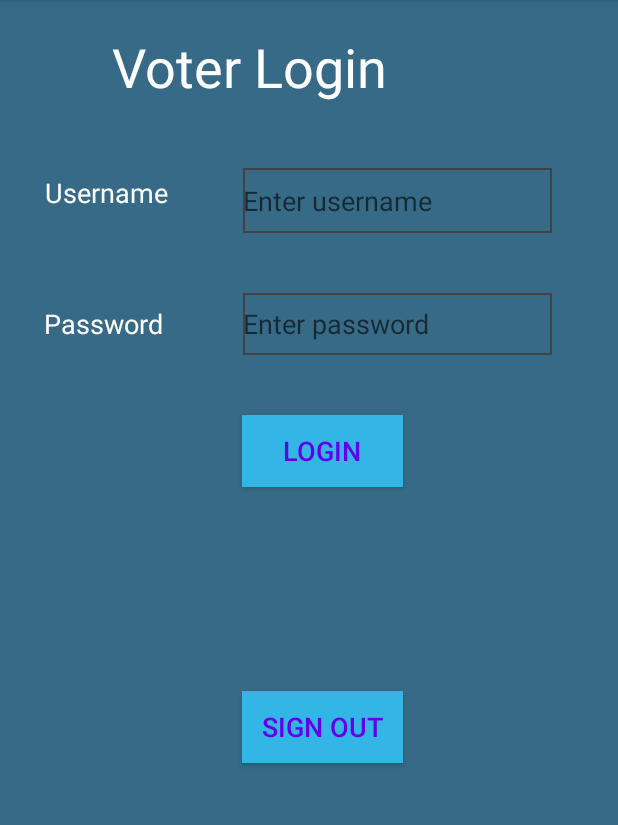
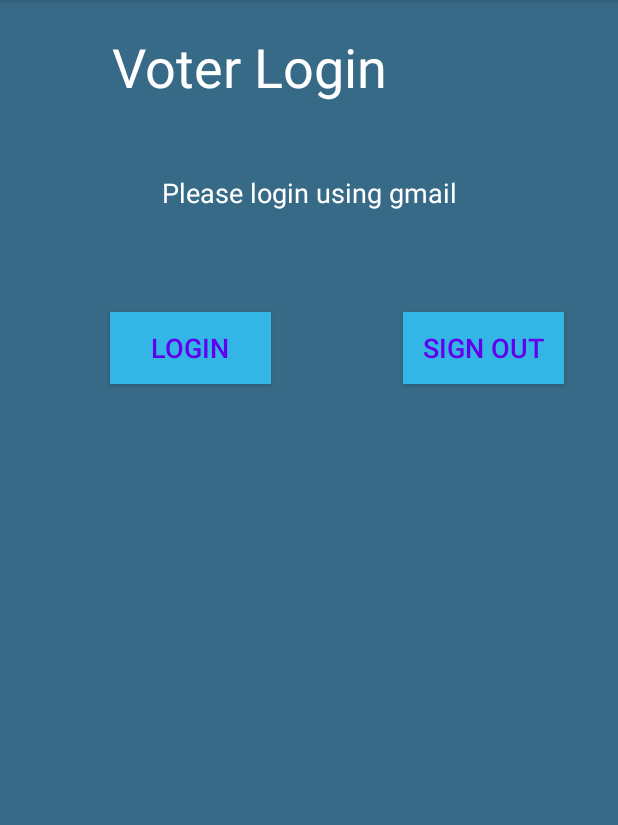
Before and after one commit to surendralodhi9/e-Voting-App, an Android app: the LoginActivity screen opened directly, with no data from a screen before it, on a phone screen of 412 x 824 dp, the part 84-909 px from its top. Run offline under Robolectric (Android 15) with nearby library versions, the phone set to English and light mode, and no system bars; our stand-ins replace Firebase (no records; nobody signed in at launch, a user with empty details on screens opened directly).

Commit message:
Update 9

```diff
--- a/eVotingApp/app/src/main/AndroidManifest.xml
+++ b/eVotingApp/app/src/main/AndroidManifest.xml
@@ -12,7 +12,9 @@
         android:roundIcon="@mipmap/ic_launcher_round"
         android:supportsRtl="true"
         android:theme="@style/AppTheme">
-        <activity android:name=".VotecastActivity"></activity>
+        <activity android:name=".VotecastActivity"
+               android:parentActivityName=".LoginActivity">
+        </activity>
         <activity android:name=".RegisterVoterActivity" />
         <activity
             android:name=".UpdateActivity"
--- a/eVotingApp/app/src/main/java/com/example/evotingapp/AdminHomeActivity.java
+++ b/eVotingApp/app/src/main/java/com/example/evotingapp/AdminHomeActivity.java
@@ -38,9 +38,11 @@ public class AdminHomeActivity extends AppCompatActivity {
             @Override
             public void onClick(View view) {
 
+
                 Intent intent=new Intent(getApplicationContext(),ModifyCandidateActivity.class);
                 intent.putExtra("adminusername",welcomeUsername.getText().toString());
                 startActivity(intent);
+                System.out.println("hhhhhhhhhhhhhhhhh");
             }
         });
         registerVoterButton.setOnClickListener(new View.OnClickListener() {
@@ -62,7 +64,7 @@ public class AdminHomeActivity extends AppCompatActivity {
 
         welcomeUsername=(TextView)findViewById(R.id.welcomeUsername);
         registerButton=(Button)findViewById(R.id.registerPageButton);
-        modifyButton=(Button)findViewById(R.id.modifyVoterButton);
+        modifyButton=(Button)findViewById(R.id.modifyPageButton);
         modifyVoterButton=(Button)findViewById(R.id.modifyVoterButton);
         registerVoterButton=(Button)findViewById(R.id.registerVoterButton);
     }
--- a/eVotingApp/app/src/main/java/com/example/evotingapp/LoginActivity.java
+++ b/eVotingApp/app/src/main/java/com/example/evotingapp/LoginActivity.java
@@ -32,8 +32,6 @@ import com.google.firebase.database.ValueEventListener;
 
 public class LoginActivity extends AppCompatActivity {
 
-    private EditText voterEmail;
-    private EditText voterPassword;
     private Button loginButton;
     private GoogleSignInClient googleSignInClient;
     private FirebaseAuth mAuth;
@@ -120,7 +118,6 @@ public class LoginActivity extends AppCompatActivity {
                     updateUi(null);
                 }
 
-
             }
         });
     }
@@ -147,32 +144,43 @@ public class LoginActivity extends AppCompatActivity {
     {
 
         DatabaseReference databaseReference=FirebaseDatabase.getInstance().getReference().child("Voter");
-        databaseReference.addValueEventListener(new ValueEventListener() {
+        databaseReference.addListenerForSingleValueEvent(new ValueEventListener() {
             @Override
             public void onDataChange(@NonNull DataSnapshot snapshot) {
 
+                int id=1;
 
                 for(DataSnapshot snapshot1 :snapshot.getChildren()) {
 
                     Voter voter = snapshot1.getValue(Voter.class);
+                    //Candidate candidate=dataSnapshot.getValue(Candidate.class);
 
                     if(personEmail.equalsIgnoreCase(voter.Email))
                     {
+                        System.out.println("Email: "+voter.Email);
+                        System.out.println("Email2 "+personEmail);
 
                         if(voter.Voted==true) {
+
                             Toast.makeText(getApplicationContext(), "You have already used your Voting right", Toast.LENGTH_LONG).show();
+                            return;
                         }
                         else {
 
-                            Intent intent = new Intent(getApplicationContext(), AdminHomeActivity.class);
+                            Intent intent = new Intent(getApplicationContext(), VotecastActivity.class);
+                            intent.putExtra("voterid",String.valueOf(id));
                             intent.putExtra("voter", voter);
                             startActivity(intent);
                             //Toast.makeText(getApplicationContext(),"Login success!!",Toast.LENGTH_LONG).show();
                             return;
+
                         }
+
                     }
+                    id++;
 
                 }
+                //if(fl==0)
                 Toast.makeText(getApplicationContext(),"Sorry.. you are not registered voter.\nPlease contact your BLO.. ",Toast.LENGTH_LONG).show();
 
             }
@@ -187,8 +195,6 @@ public class LoginActivity extends AppCompatActivity {
     protected void setUpAllUi()
     {
 
-        voterEmail=(EditText)findViewById(R.id.editTextEmailLogin);
-        voterPassword=(EditText)findViewById(R.id.editTextPasswordLogin);
         loginButton=(Button)findViewById(R.id.voterLoginButton);
         signOutButton=(Button)findViewById(R.id.voterSignOutButton);
     }
--- a/eVotingApp/app/src/main/java/com/example/evotingapp/ModifyCandidateActivity.java
+++ b/eVotingApp/app/src/main/java/com/example/evotingapp/ModifyCandidateActivity.java
@@ -152,7 +152,7 @@ public class ModifyCandidateActivity extends AppCompatActivity {
         System.out.println("Calling addDataInList: "+candidatesList.size());
         databaseReference= FirebaseDatabase.getInstance().getReference().child("Candidate");
 
-        databaseReference.addValueEventListener(new ValueEventListener() {
+        databaseReference.addListenerForSingleValueEvent(new ValueEventListener() {
             @Override
             public void onDataChange(@NonNull DataSnapshot snapshot) {
 
--- a/eVotingApp/app/src/main/java/com/example/evotingapp/UpdateActivity.java
+++ b/eVotingApp/app/src/main/java/com/example/evotingapp/UpdateActivity.java
@@ -83,7 +83,7 @@ public class UpdateActivity extends AppCompatActivity {
     {
         databaseReference= FirebaseDatabase.getInstance().getReference().child("Candidate").child(String.valueOf(CandidateId));
 
-        databaseReference.addValueEventListener(new ValueEventListener() {
+        databaseReference.addListenerForSingleValueEvent(new ValueEventListener() {
             @Override
             public void onDataChange(@NonNull DataSnapshot snapshot) {
 
--- a/eVotingApp/app/src/main/java/com/example/evotingapp/VotecastActivity.java
+++ b/eVotingApp/app/src/main/java/com/example/evotingapp/VotecastActivity.java
@@ -24,15 +24,15 @@ public class VotecastActivity extends AppCompatActivity {
         Intent intent=getIntent();
         Voter voter=(Voter)intent.getSerializableExtra("voter");
         voterName.setText(voter.Name);
-        updateVotingStatus(voter);
+        updateVotingStatus(voter,intent.getStringExtra("voterid"));
     }
 
-    protected void updateVotingStatus(Voter voter)
+    protected void updateVotingStatus(Voter voter,String id)
     {
 
         voter.Voted=true;
         DatabaseReference databaseReference= FirebaseDatabase.getInstance().getReference().child("Voter");
-        databaseReference.child(voter.Email).setValue(voter);
+        databaseReference.child(id).setValue(voter);
         Toast.makeText(getApplicationContext(),"Congratulations!! you casted your vote",Toast.LENGTH_LONG).show();
     }
     protected void setUpAllUi(){
--- a/eVotingApp/app/src/main/res/layout/activity_admin_home.xml
+++ b/eVotingApp/app/src/main/res/layout/activity_admin_home.xml
@@ -8,7 +8,7 @@
     tools:context=".AdminHomeActivity">
 
     <Button
-        android:id="@+id/modifyPageButton2"
+        android:id="@+id/modifyPageButton"
         android:layout_width="175dp"
         android:layout_height="55dp"
         android:layout_marginTop="92dp"
@@ -51,7 +51,7 @@
         android:textColor="@color/colorPrimary"
         android:textSize="18sp"
         app:layout_constraintEnd_toEndOf="parent"
-        app:layout_constraintTop_toBottomOf="@+id/modifyPageButton2" />
+        app:layout_constraintTop_toBottomOf="@+id/modifyPageButton" />
 
     <Button
         android:id="@+id/registerPageButton"
--- a/eVotingApp/app/src/main/res/layout/activity_display.xml
+++ b/eVotingApp/app/src/main/res/layout/activity_display.xml
@@ -64,7 +64,7 @@
         android:layout_height="42dp"
         android:layout_marginStart="8dp"
         android:layout_marginLeft="8dp"
-        android:layout_marginTop="24dp"
+        android:layout_marginTop="16dp"
         android:layout_marginEnd="4dp"
         android:layout_marginRight="4dp"
         android:text="Name"
@@ -78,7 +78,7 @@
     <TextView
         android:id="@+id/displayEmail"
         android:layout_width="250dp"
-        android:layout_height="42dp"
+        android:layout_height="50dp"
         android:layout_marginStart="8dp"
         android:layout_marginLeft="8dp"
         android:layout_marginTop="40dp"
--- a/eVotingApp/app/src/main/res/layout/activity_login.xml
+++ b/eVotingApp/app/src/main/res/layout/activity_login.xml
@@ -7,93 +7,50 @@
     android:background="@color/background_color"
     tools:context=".LoginActivity">
 
+
     <Button
         android:id="@+id/voterSignOutButton"
         android:layout_width="107dp"
         android:layout_height="48dp"
-        android:layout_marginTop="136dp"
+        android:layout_marginTop="44dp"
+        android:layout_marginEnd="36dp"
+        android:layout_marginRight="36dp"
         android:background="@android:color/holo_blue_light"
         android:text="Sign out"
         android:textColor="@color/colorPrimary"
         android:textSize="18sp"
         app:layout_constraintEnd_toEndOf="parent"
-        app:layout_constraintHorizontal_bias="0.529"
-        app:layout_constraintStart_toStartOf="parent"
-        app:layout_constraintTop_toBottomOf="@+id/voterLoginButton" />
+        app:layout_constraintTop_toBottomOf="@+id/emailLable" />
 
     <Button
         android:id="@+id/voterLoginButton"
         android:layout_width="107dp"
         android:layout_height="48dp"
-        android:layout_marginTop="40dp"
+        android:layout_marginStart="36dp"
+        android:layout_marginLeft="36dp"
+        android:layout_marginTop="44dp"
         android:background="@android:color/holo_blue_light"
         android:text="Login"
         android:textColor="@color/colorPrimary"
         android:textSize="18sp"
         app:layout_constraintEnd_toEndOf="parent"
-        app:layout_constraintHorizontal_bias="0.529"
-        app:layout_constraintStart_toStartOf="parent"
-        app:layout_constraintTop_toBottomOf="@+id/editTextPasswordLogin" />
-
-    <TextView
-        android:id="@+id/passwordLable"
-        android:layout_width="110dp"
-        android:layout_height="40dp"
-        android:layout_marginStart="24dp"
-        android:layout_marginLeft="24dp"
-        android:layout_marginTop="44dp"
-        android:text="Password"
-        android:textColor="@android:color/white"
-        android:textSize="18sp"
-        app:layout_constraintEnd_toStartOf="@+id/editTextPasswordLogin"
-        app:layout_constraintHorizontal_bias="0.2"
+        app:layout_constraintHorizontal_bias="0.138"
         app:layout_constraintStart_toStartOf="parent"
         app:layout_constraintTop_toBottomOf="@+id/emailLable" />
 
-
-    <EditText
-        android:id="@+id/editTextEmailLogin"
-        android:layout_width="206dp"
-        android:layout_height="43dp"
-        android:layout_marginTop="40dp"
-        android:layout_marginEnd="44dp"
-        android:layout_marginRight="44dp"
-        android:background="@drawable/edit_text_background"
-        android:ems="10"
-        android:hint="Enter username"
-        android:inputType="textEmailAddress"
-        android:textColor="@android:color/white"
-        app:layout_constraintEnd_toEndOf="parent"
-        app:layout_constraintTop_toBottomOf="@+id/LoginHeadingView" />
-
-    <EditText
-        android:id="@+id/editTextPasswordLogin"
-        style="@style/Widget.AppCompat.EditText"
-        android:layout_width="206dp"
-        android:layout_height="41dp"
-        android:layout_marginTop="40dp"
-        android:layout_marginEnd="44dp"
-        android:layout_marginRight="44dp"
-        android:background="@drawable/edit_text_background"
-        android:ems="10"
-        android:hint="Enter password"
-        android:inputType="textPassword"
-        android:textColor="@android:color/white"
-        app:layout_constraintEnd_toEndOf="parent"
-        app:layout_constraintTop_toBottomOf="@+id/editTextEmailLogin" />
-
     <TextView
         android:id="@+id/emailLable"
-        android:layout_width="109dp"
-        android:layout_height="43dp"
-        android:layout_marginStart="24dp"
-        android:layout_marginLeft="24dp"
+        android:layout_width="wrap_content"
+        android:layout_height="48dp"
+        android:layout_marginStart="8dp"
+        android:layout_marginLeft="8dp"
         android:layout_marginTop="44dp"
-        android:text="Username"
+        android:layout_marginEnd="8dp"
+        android:layout_marginRight="8dp"
+        android:text="Please login using gmail"
         android:textColor="@android:color/white"
         android:textSize="18sp"
-        app:layout_constraintEnd_toStartOf="@+id/editTextEmailLogin"
-        app:layout_constraintHorizontal_bias="0.2"
+        app:layout_constraintEnd_toEndOf="parent"
         app:layout_constraintStart_toStartOf="parent"
         app:layout_constraintTop_toBottomOf="@+id/LoginHeadingView" />
 
--- a/eVotingApp/app/src/main/res/layout/activity_votecast.xml
+++ b/eVotingApp/app/src/main/res/layout/activity_votecast.xml
@@ -4,6 +4,7 @@
     xmlns:tools="http://schemas.android.com/tools"
     android:layout_width="match_parent"
     android:layout_height="match_parent"
+    android:background="@color/background_color"
     tools:context=".VotecastActivity">
 
     <TextView
@@ -27,10 +28,9 @@
         android:layout_width="wrap_content"
         android:layout_height="53dp"
         android:layout_marginTop="16dp"
-        android:text="Voting Home"
+        android:text="@string/votecast_heading"
         android:textColor="@android:color/white"
         android:textSize="36sp"
-        app:layout_constraintBottom_toTopOf="@id/helpHeading"
         app:layout_constraintEnd_toEndOf="parent"
         app:layout_constraintHorizontal_bias="0.498"
         app:layout_constraintStart_toStartOf="parent"
--- a/eVotingApp/app/src/main/res/values/strings.xml
+++ b/eVotingApp/app/src/main/res/values/strings.xml
@@ -10,4 +10,5 @@
     <string name="invalid_username">Not a valid username</string>
     <string name="invalid_password">Password must be >5 characters</string>
     <string name="login_failed">"Login failed"</string>
+    <string name="votecast_heading">Voting Home</string>
 </resources>
```
Also changed, not shown: eVotingApp/app/src/main/java/com/example/evotingapp/RegisterVoterActivity.java (+21 -3 lines).
